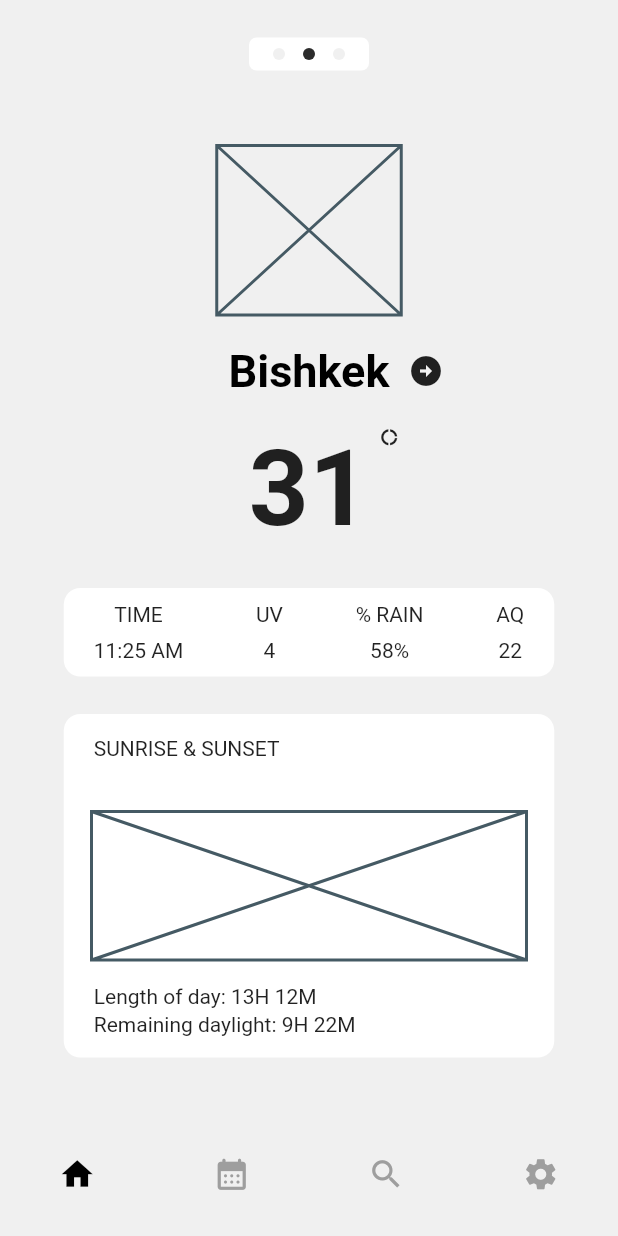
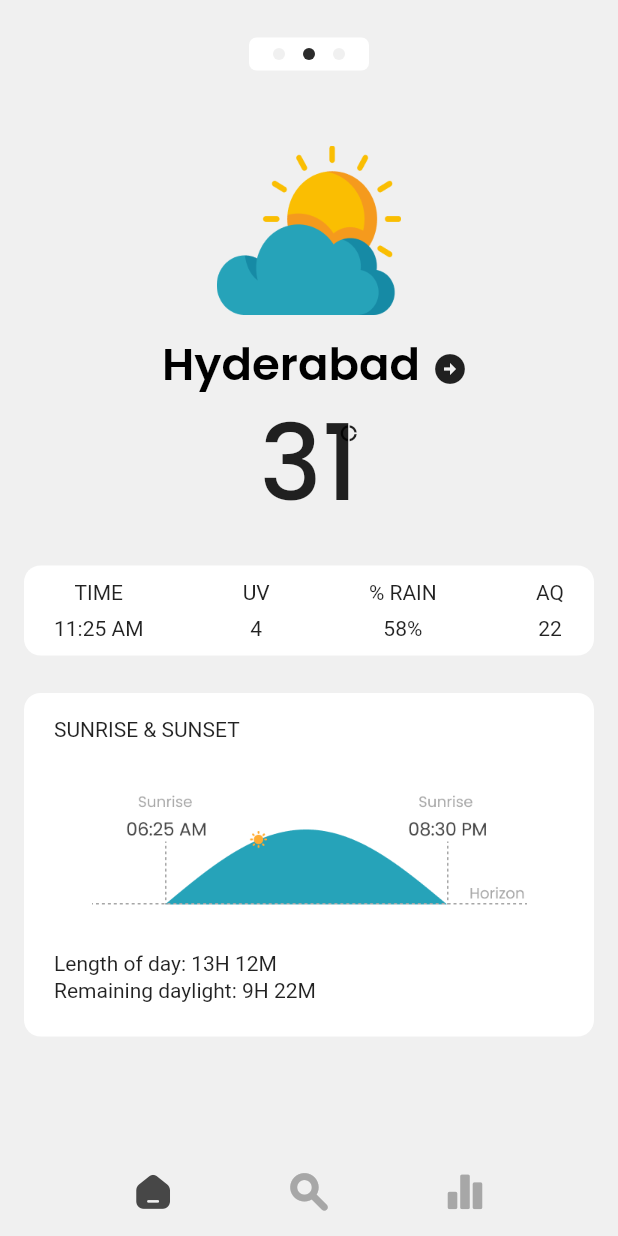
Before and after one commit to idaldu/flutter_weather, a Flutter app: the screen it shows after launch, on a phone screen of 412 x 824 dp. Run offline on Flutter 3.47's test engine with Material 2 defaults, Android fonts, the phone set to English and light mode, and no system bars.

Commit message:
add icons, images

```diff
--- /dev/null
+++ b/lib/app_image/app_images.dart
@@ -0,0 +1,8 @@
+part of 'resources.dart';
+
+class AppImages {
+  AppImages._();
+
+  static const String sunrise = 'assets/images/sunrise.png';
+  static const String weatherMain = 'assets/images/weather_main.png';
+}
--- /dev/null
+++ b/lib/app_image/resources.dart
@@ -0,0 +1 @@
+part 'app_images.dart';
--- /dev/null
+++ b/lib/icon/app_icons.dart
@@ -0,0 +1,30 @@
+/// Flutter icons AppIcons
+/// Copyright (C) 2022 by original authors @ fluttericon.com, fontello.com
+/// This font was generated by FlutterIcon.com, which is derived from Fontello.
+///
+/// To use this font, place it in your fonts/ directory and include the
+/// following in your pubspec.yaml
+///
+/// flutter:
+///   fonts:
+///    - family:  AppIcons
+///      fonts:
+///       - asset: fonts/AppIcons.ttf
+///
+///
+///
+import 'package:flutter/widgets.dart';
+
+class AppIcons {
+  AppIcons._();
+
+  static const _kFontFam = 'AppIcons';
+  static const String? _kFontPkg = null;
+
+  static const IconData details_icon =
+      IconData(0xe801, fontFamily: _kFontFam, fontPackage: _kFontPkg);
+  static const IconData home_icon =
+      IconData(0xe802, fontFamily: _kFontFam, fontPackage: _kFontPkg);
+  static const IconData search_icon =
+      IconData(0xe803, fontFamily: _kFontFam, fontPackage: _kFontPkg);
+}
--- a/lib/main.dart
+++ b/lib/main.dart
@@ -16,13 +16,14 @@ class MyApp extends StatelessWidget {
       title: 'flutter_weather',
       theme: ThemeData(
         bottomNavigationBarTheme: BottomNavigationBarThemeData(
-            type: BottomNavigationBarType.fixed,
-            showSelectedLabels: false,
-            showUnselectedLabels: false,
-            backgroundColor: Color(0xFFF0F0F0),
-            elevation: 0,
-            selectedItemColor: Colors.black,
-            unselectedItemColor: Colors.grey),
+          type: BottomNavigationBarType.fixed,
+          showSelectedLabels: false,
+          showUnselectedLabels: false,
+          backgroundColor: Color(0xFFF0F0F0),
+          elevation: 0,
+          selectedItemColor: Color(0xFF474747),
+          unselectedItemColor: Color(0xFFA7A7A7),
+        ),
       ),
       routes: {
         '/main': (context) => MainScreenWidget(),
@@ -31,7 +32,6 @@ class MyApp extends StatelessWidget {
       },
       initialRoute: '/main',
       onGenerateRoute: (settings) {
-
         return MaterialPageRoute<void>(
             builder: (context) => MainScreenWidget());
       },
--- a/lib/widgets/home_screen/home_screen_widget.dart
+++ b/lib/widgets/home_screen/home_screen_widget.dart
@@ -1,4 +1,5 @@
 import 'package:flutter/material.dart';
+import 'package:flutter_weather/app_image/resources.dart';
 
 class HomeWidget extends StatefulWidget {
   const HomeWidget({Key? key}) : super(key: key);
@@ -33,7 +34,9 @@ class _MainScreenWidget extends StatelessWidget {
 
   @override
   Widget build(BuildContext context) {
-    return Column(
+    return Padding(
+      padding: const EdgeInsets.symmetric(horizontal: 16),
+      child: Column(
         children: [
           _SliderControllerWidget(),
           SizedBox(height: 50),
@@ -43,6 +46,7 @@ class _MainScreenWidget extends StatelessWidget {
           SizedBox(height: 25),
           _SunriseSunsetWigdet(),
         ],
+      ),
     );
   }
 }
@@ -55,7 +59,7 @@ class _SunriseSunsetWigdet extends StatelessWidget {
   @override
   Widget build(BuildContext context) {
     return Container(
-      width: 327,
+      width: double.infinity,
       height: 229,
       decoration: BoxDecoration(
           color: Color(0xFFFFFFFF), borderRadius: BorderRadius.circular(11)),
@@ -65,20 +69,23 @@ class _SunriseSunsetWigdet extends StatelessWidget {
           Container(
             width: 290,
             height: 99,
-            child: Placeholder(),
+            child: Image(
+                image: AssetImage(
+              AppImages.sunrise,
+            )),
           ),
           Positioned(
-            top: 15,
+            top: 16,
             left: 20,
             child: Text('SUNRISE & SUNSET'),
           ),
           Positioned(
-            top: 180,
+            bottom: 41,
             left: 20,
             child: Text('Length of day: 13H 12M'),
           ),
           Positioned(
-            top: 199,
+            bottom: 23,
             left: 20,
             child: Text('Remaining daylight: 9H 22M'),
           ),
@@ -96,8 +103,7 @@ class _MoreInfoWidget extends StatelessWidget {
   @override
   Widget build(BuildContext context) {
     return Container(
-      width: 327,
-      height: 59,
+      height: 60,
       padding: EdgeInsets.symmetric(horizontal: 20),
       decoration: BoxDecoration(
           color: Color(0xFFFFFFFF), borderRadius: BorderRadius.circular(11)),
@@ -158,45 +164,41 @@ class _MainWatherWidget extends StatelessWidget {
 
   @override
   Widget build(BuildContext context) {
-    return Container(
-      child: Column(
+    return Column(
+      mainAxisSize: MainAxisSize.min,
       children: [
         _MainIconWidget(),
         SizedBox(height: 12),
-          Container(
-            width: 180,
-            child: Stack(
-              alignment: Alignment.center,
+        Row(
+          mainAxisSize: MainAxisSize.min,
           children: [
             TextButton(
                 onPressed: () {
                   Navigator.of(context).pushNamed('/detail');
                 },
                 child: Text(
-                      'Bishkek',
+                  'Hyderabad',
                   style: TextStyle(
                       fontSize: 30,
+                      height: 1.0,
+                      fontFamily: 'Poppins',
                       fontWeight: FontWeight.w700,
                       color: Colors.black),
                 )),
-                Positioned(
-                  right: 0,
-                  child: Icon(Icons.arrow_circle_right),
-                ),
+            Icon(Icons.arrow_circle_right),
           ],
         ),
-          ),
         SizedBox(height: 12),
-          Container(
-            width: 120,
-            child: Stack(
-              alignment: Alignment.center,
+        Stack(
+          alignment: Alignment.centerLeft,
           children: [
             Text(
               '31',
               style: TextStyle(
                 fontSize: 70,
-                    fontWeight: FontWeight.w700,
+                height: 1.0,
+                fontFamily: 'Poppins',
+                fontWeight: FontWeight.w500,
               ),
             ),
             Positioned(
@@ -209,9 +211,7 @@ class _MainWatherWidget extends StatelessWidget {
             ),
           ],
         ),
-          ),
       ],
-      ),
     );
   }
 }
@@ -226,7 +226,7 @@ class _MainIconWidget extends StatelessWidget {
     return Container(
       width: 123,
       height: 113,
-      child: Placeholder(),
+      child: Image(image: AssetImage(AppImages.weatherMain)),
     );
   }
 }
--- a/lib/widgets/main_screen.dart
+++ b/lib/widgets/main_screen.dart
@@ -1,4 +1,5 @@
 import 'package:flutter/material.dart';
+import 'package:flutter_weather/icon/app_icons.dart';
 import 'package:flutter_weather/widgets/detail_screen/detail_screen_widget.dart';
 import 'package:flutter_weather/widgets/home_screen/home_screen_widget.dart';
 import 'package:flutter_weather/widgets/search_screen/search_screen_widget.dart';
@@ -38,26 +39,22 @@ class _MainScreenWidget extends State<MainScreenWidget> {
         child: _widgetOption[_selectedTab],
       ),
       bottomNavigationBar: Padding(
-        padding: const EdgeInsets.symmetric(vertical: 12),
+        padding: const EdgeInsets.symmetric(horizontal: 50),
         child: BottomNavigationBar(
           currentIndex: _selectedTab,
           iconSize: 25,
           items: [
             BottomNavigationBarItem(
-              icon: Icon(Icons.home),
+              icon: Icon(AppIcons.home_icon),
               label: 'Главная',
             ),
             BottomNavigationBarItem(
-              icon: Icon(Icons.calendar_month_rounded),
-              label: 'Детали',
-            ),
-            BottomNavigationBarItem(
-              icon: Icon(Icons.search),
+              icon: Icon(AppIcons.search_icon),
               label: 'Поиск',
             ),
             BottomNavigationBarItem(
-              icon: Icon(Icons.settings),
-              label: 'Настройки',
+              icon: Icon(AppIcons.details_icon),
+              label: 'Детали',
             ),
           ],
           onTap: onSelectTab,
--- /dev/null
+++ b/spider.yaml
@@ -0,0 +1,22 @@
+# Generates unit tests to verify that the assets exists in assets directory
+generate_tests: false
+
+# Use this to remove vcs noise created by the `generated` comments in dart code
+no_comments: true
+
+# Exports all the generated file as the one library
+export: true
+
+# This allows you to import all the generated references with 1 single import!
+use_part_of: true
+
+# Generates a variable that contains a list of all asset values.
+use_references_list: false
+
+# Location where all the generated references will be stored
+package: app_image
+
+groups:
+  - path: assets/images
+    class_name: AppImages
+    types: [ .png, .jpg, .jpeg, .webp, .webm, .bmp ]
```
Also changed, not shown: pubspec.yaml (+12 -7 lines), assets/fonts/AppIcons.ttf (added), assets/fonts/PoppinsMedium.ttf (added), assets/fonts/PoppinsRegular.ttf (added), assets/fonts/PoppinsSemiBold.ttf (added), assets/images/2.0x/sunrise.png (added), assets/images/2.0x/weather_main.png (added), assets/images/3.0x/sunrise.png (added), assets/images/3.0x/weather_main.png (added), assets/images/sunrise.png (added), assets/images/weather_main.png (added), pubspec.lock. Lines whose indentation alone changed are shown as unchanged.
